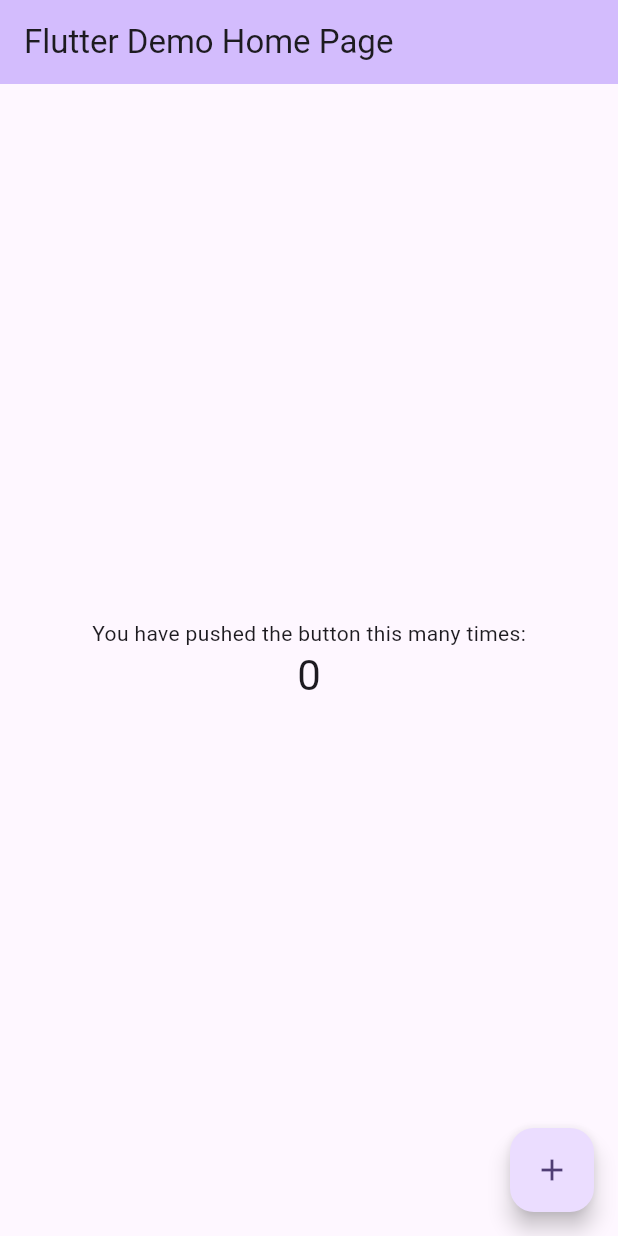
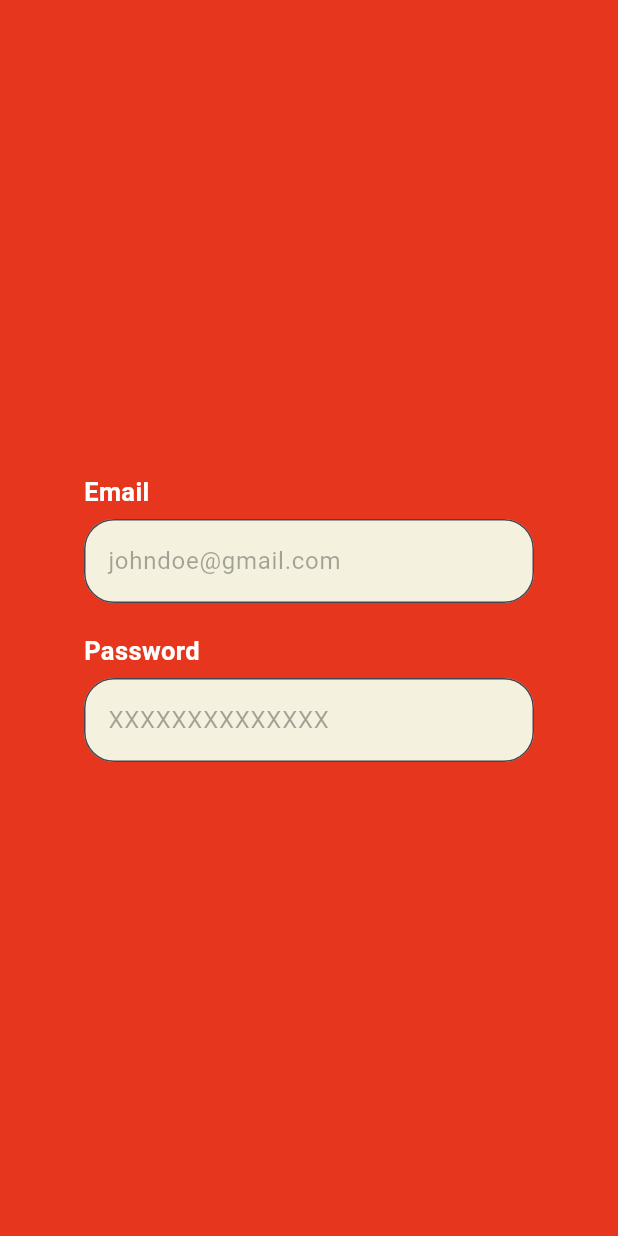
Before and after one commit to MoonStar32/Delivery_Pizza, a Flutter app: the screen it shows after launch, on a phone screen of 412 x 824 dp. Run offline on Flutter 3.47's test engine with Material 3 defaults, Android fonts, the phone set to English and light mode, and no system bars.

Commit message:
add textfields

```diff
--- a/lib/main.dart
+++ b/lib/main.dart
@@ -1,125 +1,10 @@
+import 'package:delivery_pizza/src/features/auth/auth.dart';
 import 'package:flutter/material.dart';
 
 void main() {
-  runApp(const MyApp());
+  runApp(
+    const MaterialApp(
+      home: AuthScreen(),
+    ),
+  );
 }
-
-class MyApp extends StatelessWidget {
-  const MyApp({super.key});
-
-  // This widget is the root of your application.
-  @override
-  Widget build(BuildContext context) {
-    return MaterialApp(
-      title: 'Flutter Demo',
-      theme: ThemeData(
-        // This is the theme of your application.
-        //
-        // TRY THIS: Try running your application with "flutter run". You'll see
-        // the application has a purple toolbar. Then, without quitting the app,
-        // try changing the seedColor in the colorScheme below to Colors.green
-        // and then invoke "hot reload" (save your changes or press the "hot
-        // reload" button in a Flutter-supported IDE, or press "r" if you used
-        // the command line to start the app).
-        //
-        // Notice that the counter didn't reset back to zero; the application
-        // state is not lost during the reload. To reset the state, use hot
-        // restart instead.
-        //
-        // This works for code too, not just values: Most code changes can be
-        // tested with just a hot reload.
-        colorScheme: ColorScheme.fromSeed(seedColor: Colors.deepPurple),
-        useMaterial3: true,
-      ),
-      home: const MyHomePage(title: 'Flutter Demo Home Page'),
-    );
-  }
-}
-
-class MyHomePage extends StatefulWidget {
-  const MyHomePage({super.key, required this.title});
-
-  // This widget is the home page of your application. It is stateful, meaning
-  // that it has a State object (defined below) that contains fields that affect
-  // how it looks.
-
-  // This class is the configuration for the state. It holds the values (in this
-  // case the title) provided by the parent (in this case the App widget) and
-  // used by the build method of the State. Fields in a Widget subclass are
-  // always marked "final".
-
-  final String title;
-
-  @override
-  State<MyHomePage> createState() => _MyHomePageState();
-}
-
-class _MyHomePageState extends State<MyHomePage> {
-  int _counter = 0;
-
-  void _incrementCounter() {
-    setState(() {
-      // This call to setState tells the Flutter framework that something has
-      // changed in this State, which causes it to rerun the build method below
-      // so that the display can reflect the updated values. If we changed
-      // _counter without calling setState(), then the build method would not be
-      // called again, and so nothing would appear to happen.
-      _counter++;
-    });
-  }
-
-  @override
-  Widget build(BuildContext context) {
-    // This method is rerun every time setState is called, for instance as done
-    // by the _incrementCounter method above.
-    //
-    // The Flutter framework has been optimized to make rerunning build methods
-    // fast, so that you can just rebuild anything that needs updating rather
-    // than having to individually change instances of widgets.
-    return Scaffold(
-      appBar: AppBar(
-        // TRY THIS: Try changing the color here to a specific color (to
-        // Colors.amber, perhaps?) and trigger a hot reload to see the AppBar
-        // change color while the other colors stay the same.
-        backgroundColor: Theme.of(context).colorScheme.inversePrimary,
-        // Here we take the value from the MyHomePage object that was created by
-        // the App.build method, and use it to set our appbar title.
-        title: Text(widget.title),
-      ),
-      body: Center(
-        // Center is a layout widget. It takes a single child and positions it
-        // in the middle of the parent.
-        child: Column(
-          // Column is also a layout widget. It takes a list of children and
-          // arranges them vertically. By default, it sizes itself to fit its
-          // children horizontally, and tries to be as tall as its parent.
-          //
-          // Column has various properties to control how it sizes itself and
-          // how it positions its children. Here we use mainAxisAlignment to
-          // center the children vertically; the main axis here is the vertical
-          // axis because Columns are vertical (the cross axis would be
-          // horizontal).
-          //
-          // TRY THIS: Invoke "debug painting" (choose the "Toggle Debug Paint"
-          // action in the IDE, or press "p" in the console), to see the
-          // wireframe for each widget.
-          mainAxisAlignment: MainAxisAlignment.center,
-          children: <Widget>[
-            const Text(
-              'You have pushed the button this many times:',
-            ),
-            Text(
-              '$_counter',
-              style: Theme.of(context).textTheme.headlineMedium,
-            ),
-          ],
-        ),
-      ),
-      floatingActionButton: FloatingActionButton(
-        onPressed: _incrementCounter,
-        tooltip: 'Increment',
-        child: const Icon(Icons.add),
-      ), // This trailing comma makes auto-formatting nicer for build methods.
-    );
-  }
-}
--- /dev/null
+++ b/lib/src/features/auth/auth.dart
@@ -0,0 +1,99 @@
+import 'package:flutter/material.dart';
+
+class AuthScreen extends StatelessWidget {
+  const AuthScreen({super.key});
+
+  @override
+  Widget build(BuildContext context) {
+    return Scaffold(
+      backgroundColor: const Color(0xffE6361D),
+      body: Center(
+        child: Column(
+          mainAxisAlignment: MainAxisAlignment.center,
+          children: [
+            Padding(
+              padding: const EdgeInsets.all(10),
+              child: Column(
+                children: [
+                  const SizedBox(
+                    width: 300,
+                    height: 30,
+                    child: Text(
+                      'Email',
+                      style: TextStyle(
+                        color: Colors.white,
+                        fontSize: 17,
+                        fontWeight: FontWeight.bold,
+                      ),
+                    ),
+                  ),
+                  SizedBox(
+                    width: 300,
+                    child: TextField(
+                      cursorColor: const Color(0xff3E3E3E),
+                      decoration: InputDecoration(
+                        filled: true,
+                        fillColor: const Color(0xffF4F2DE),
+                        border: OutlineInputBorder(
+                          borderSide: const BorderSide(
+                            color: Color(0xffF4F2DE),
+                            width: 3,
+                          ),
+                          borderRadius: BorderRadius.circular(20.0),
+                        ),
+                        hintText: 'johndoe@gmail.com',
+                        hintStyle: const TextStyle(
+                          color: Color.fromARGB(115, 62, 62, 62),
+                        ),
+                      ),
+                    ),
+                  ),
+                ],
+              ),
+            ),
+            Padding(
+              padding: const EdgeInsets.all(10),
+              child: Column(
+                children: [
+                  const SizedBox(
+                    width: 300,
+                    height: 30,
+                    child: Text(
+                      'Password',
+                      style: TextStyle(
+                        color: Colors.white,
+                        fontSize: 17,
+                        fontWeight: FontWeight.bold,
+                      ),
+                    ),
+                  ),
+                  SizedBox(
+                    width: 300,
+                    child: TextField(
+                      cursorColor: const Color(0xff3E3E3E),
+                      decoration: InputDecoration(
+                        filled: true,
+                        fillColor: const Color(0xffF4F2DE),
+                        border: OutlineInputBorder(
+                          borderSide: const BorderSide(
+                            color: Color(0xffF4F2DE),
+                            width: 3,
+                          ),
+                          borderRadius: BorderRadius.circular(20.0),
+                        ),
+                        hintText: 'XXXXXXXXXXXXXX',
+                        hintStyle: const TextStyle(
+                          color: Color.fromARGB(115, 62, 62, 62),
+                        ),
+                      ),
+                    ),
+                  ),
+                ],
+              ),
+            )
+          ],
+        ),
+      ),
+    );
+  }
+}
```
Also changed, not shown: 1 other file.
